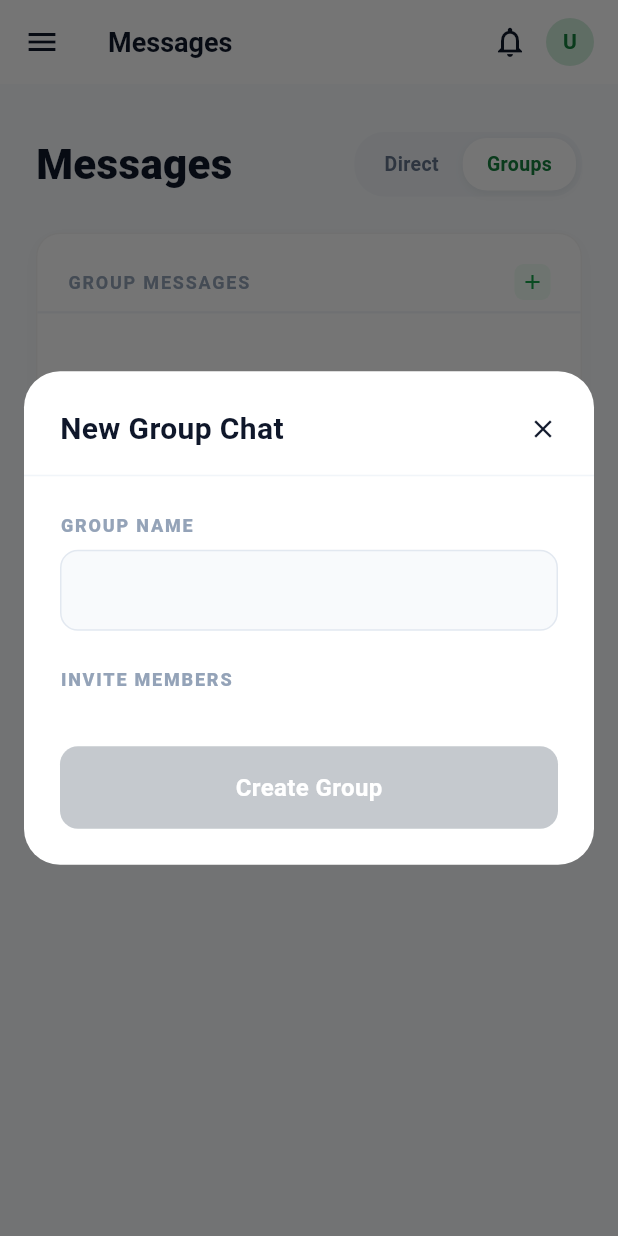
After one commit to amandasiriwardane/CO528_DECP_Platform, a Flutter app: the MessagesScreen screen opened directly, after a tap on "Groups", after a tap on the "add" icon, on a phone screen of 412 x 824 dp. The commit adds this screen. Run offline on Flutter 3.47's test engine with Material 3 defaults, Android fonts, the phone set to English and light mode, and no system bars; our stand-ins replace dio, flutter_secure_storage, image_picker; accounts and stored records are empty; network calls fail.

Commit message:
updated chats

```diff
--- a/decp_mobile/lib/features/messages/models/chat_message_model.dart
+++ b/decp_mobile/lib/features/messages/models/chat_message_model.dart
@@ -1,16 +1,18 @@
 class ChatMessageModel {
   final int id;
   final int senderId;
-  final int receiverId;
+  final int? receiverId;
   final String content;
   final DateTime createdAt;
+  final String? senderUsername;
 
   ChatMessageModel({
     required this.id,
     required this.senderId,
-    required this.receiverId,
+    this.receiverId,
     required this.content,
     required this.createdAt,
+    this.senderUsername,
   });
 
   factory ChatMessageModel.fromJson(Map<String, dynamic> json) {
@@ -20,6 +22,7 @@ class ChatMessageModel {
       receiverId: json['receiver_id'],
       content: json['content'] ?? '',
       createdAt: json['created_at'] != null ? DateTime.parse(json['created_at']).toLocal() : DateTime.now(),
+      senderUsername: json['sender_username'],
     );
   }
 }
--- /dev/null
+++ b/decp_mobile/lib/features/messages/models/message_group_model.dart
@@ -0,0 +1,16 @@
+class MessageGroupModel {
+  final int id;
+  final String name;
+
+  MessageGroupModel({
+    required this.id,
+    required this.name,
+  });
+
+  factory MessageGroupModel.fromJson(Map<String, dynamic> json) {
+    return MessageGroupModel(
+      id: json['id'],
+      name: json['name'] ?? 'Unnamed Group',
+    );
+  }
+}
--- a/decp_mobile/lib/features/messages/providers/messages_provider.dart
+++ b/decp_mobile/lib/features/messages/providers/messages_provider.dart
@@ -1,20 +1,24 @@
 import 'package:flutter/material.dart';
 import '../models/message_user_model.dart';
 import '../models/chat_message_model.dart';
+import '../models/message_group_model.dart';
 import '../../../core/network/api_client.dart';
 
 class MessagesProvider with ChangeNotifier {
   final ApiClient _apiClient;
 
   List<MessageUserModel> _users = [];
+  List<MessageGroupModel> _groups = [];
   List<ChatMessageModel> _activeChatMessages = [];
   bool _isLoading = false;
 
   MessagesProvider(this._apiClient) {
     fetchUsers();
+    fetchGroups();
   }
 
   List<MessageUserModel> get users => _users;
+  List<MessageGroupModel> get groups => _groups;
   List<ChatMessageModel> get activeChatMessages => _activeChatMessages;
   bool get isLoading => _isLoading;
 
@@ -29,6 +33,23 @@ class MessagesProvider with ChangeNotifier {
       }
     } catch (e) {
       debugPrint('Failed to fetch users: $e');
+    } finally {
+      _isLoading = false;
+      notifyListeners();
+    }
+  }
+
+  Future<void> fetchGroups() async {
+    _isLoading = true;
+    notifyListeners();
+    try {
+      final response = await _apiClient.dio.get('/users/groups');
+      if (response.statusCode == 200) {
+        final List<dynamic> data = response.data['groups'] ?? [];
+        _groups = data.map((json) => MessageGroupModel.fromJson(json)).toList();
+      }
+    } catch (e) {
+      debugPrint('Failed to fetch groups: $e');
     } finally {
       _isLoading = false;
       notifyListeners();
@@ -52,6 +73,23 @@ class MessagesProvider with ChangeNotifier {
     }
   }
 
+  Future<void> fetchGroupMessages(int groupId) async {
+    _isLoading = true;
+    notifyListeners();
+    try {
+      final response = await _apiClient.dio.get('/users/groups/$groupId/messages');
+      if (response.statusCode == 200) {
+        final List<dynamic> data = response.data['messages'] ?? [];
+        _activeChatMessages = data.map((json) => ChatMessageModel.fromJson(json)).toList();
+      }
+    } catch (e) {
+      debugPrint('Failed to fetch group messages: $e');
+    } finally {
+      _isLoading = false;
+      notifyListeners();
+    }
+  }
+
   Future<void> sendMessage(int receiverId, String content) async {
     try {
       final response = await _apiClient.dio.post('/users/messages', data: {
@@ -66,6 +104,33 @@ class MessagesProvider with ChangeNotifier {
     }
   }
 
+  Future<void> sendGroupMessage(int groupId, String content) async {
+    try {
+      final response = await _apiClient.dio.post('/users/groups/$groupId/messages', data: {
+        'content': content,
+      });
+      if (response.statusCode == 201) {
+        await fetchGroupMessages(groupId);
+      }
+    } catch (e) {
+      debugPrint('Failed to send group message: $e');
+    }
+  }
+
+  Future<void> createGroup(String name, List<int> memberIds) async {
+    try {
+      final response = await _apiClient.dio.post('/users/groups', data: {
+        'name': name,
+        'memberIds': memberIds,
+      });
+      if (response.statusCode == 201) {
+        await fetchGroups();
+      }
+    } catch (e) {
+      debugPrint('Failed to create group: $e');
+    }
+  }
+
   void clearActiveChat() {
     _activeChatMessages = [];
     notifyListeners();
--- a/decp_mobile/lib/features/messages/screens/messages_screen.dart
+++ b/decp_mobile/lib/features/messages/screens/messages_screen.dart
@@ -7,6 +7,7 @@ import '../../../shared/widgets/notifications_dialog.dart';
 import 'chat_screen.dart';
 import '../../profile/screens/profile_screen.dart';
 import '../providers/messages_provider.dart';
+import '../widgets/create_group_dialog.dart';
 
 class MessagesScreen extends StatefulWidget {
   const MessagesScreen({super.key});
@@ -23,6 +24,7 @@ class _MessagesScreenState extends State<MessagesScreen> {
     super.initState();
     WidgetsBinding.instance.addPostFrameCallback((_) {
       context.read<MessagesProvider>().fetchUsers();
+      context.read<MessagesProvider>().fetchGroups();
     });
   }
 
@@ -32,6 +34,7 @@ class _MessagesScreenState extends State<MessagesScreen> {
     final initials = (user?.username.isNotEmpty == true) ? user!.username[0].toUpperCase() : 'U';
     final provider = context.watch<MessagesProvider>();
     final users = provider.users;
+    final groups = provider.groups;
 
     return Scaffold(
       backgroundColor: AppColors.background,
@@ -150,7 +153,10 @@ class _MessagesScreenState extends State<MessagesScreen> {
                   children: [
                     Padding(
                       padding: const EdgeInsets.fromLTRB(20, 20, 20, 8),
-                      child: Text(
+                      child: Row(
+                        mainAxisAlignment: MainAxisAlignment.spaceBetween,
+                        children: [
+                          Text(
                             isDirect ? 'DIRECT MESSAGES' : 'GROUP MESSAGES',
                             style: const TextStyle(
                               fontSize: 12,
@@ -159,6 +165,22 @@ class _MessagesScreenState extends State<MessagesScreen> {
                               letterSpacing: 1.2,
                             ),
                           ),
+                          if (!isDirect)
+                            GestureDetector(
+                              onTap: () {
+                                showDialog(context: context, builder: (_) => const CreateGroupDialog());
+                              },
+                              child: Container(
+                                padding: const EdgeInsets.all(4),
+                                decoration: BoxDecoration(
+                                  color: const Color(0xFFF0FDF4), // green-50
+                                  borderRadius: BorderRadius.circular(6),
+                                ),
+                                child: const Icon(Icons.add, size: 16, color: Color(0xFF16A34A)), // green-600
+                              ),
+                            ),
+                        ],
+                      ),
                     ),
                     const Divider(color: Color(0xFFF1F5F9), thickness: 1.5, height: 1), // slate-100
                     provider.isLoading
@@ -166,9 +188,10 @@ class _MessagesScreenState extends State<MessagesScreen> {
                       : ListView.separated(
                       shrinkWrap: true,
                       physics: const NeverScrollableScrollPhysics(),
-                      itemCount: isDirect ? users.length : 0,
+                      itemCount: isDirect ? users.length : groups.length,
                       separatorBuilder: (context, index) => const Divider(color: Color(0xFFF1F5F9), thickness: 1, height: 1),
                       itemBuilder: (context, index) {
+                        if (isDirect) {
                           final chatUser = users[index];
                           final initial = chatUser.firstName.isNotEmpty ? chatUser.firstName[0].toString().toUpperCase() : chatUser.username[0].toString().toUpperCase();
                           final displayName = chatUser.firstName.isNotEmpty ? '${chatUser.firstName} ${chatUser.lastName}' : chatUser.username;
@@ -196,12 +219,45 @@ class _MessagesScreenState extends State<MessagesScreen> {
                                 userName: displayName,
                                 role: chatUser.role,
                                 initial: initial,
+                                isGroup: false,
                               )));
                             },
                           );
+                        } else {
+                          final group = groups[index];
+                          final initial = group.name.isNotEmpty ? group.name[0].toUpperCase() : 'G';
+                          return ListTile(
+                            contentPadding: const EdgeInsets.symmetric(horizontal: 20, vertical: 8),
+                            leading: CircleAvatar(
+                              radius: 22,
+                              backgroundColor: AppColors.primary.withOpacity(0.15),
+                              child: Text(
+                                initial,
+                                style: const TextStyle(fontWeight: FontWeight.bold, color: AppColors.primaryDark, fontSize: 16),
+                              ),
+                            ),
+                            title: Text(
+                              group.name,
+                              style: const TextStyle(fontWeight: FontWeight.bold, fontSize: 15, color: Color(0xFF0F172A)),
+                            ),
+                            subtitle: const Text(
+                              'Active Group',
+                              style: TextStyle(fontSize: 13, color: Color(0xFF64748B)),
+                            ),
+                            onTap: () {
+                              Navigator.push(context, MaterialPageRoute(builder: (_) => ChatScreen(
+                                userId: group.id,
+                                userName: group.name,
+                                role: 'Group Chat',
+                                initial: initial,
+                                isGroup: true,
+                              )));
+                            },
+                          );
+                        }
                       },
                     ),
-                    if (!isDirect)
+                    if (!isDirect && groups.isEmpty && !provider.isLoading)
                       const Padding(
                         padding: EdgeInsets.all(40.0),
                         child: Center(
--- /dev/null
+++ b/decp_mobile/lib/features/messages/widgets/create_group_dialog.dart
@@ -0,0 +1,161 @@
+import 'package:flutter/material.dart';
+import 'package:provider/provider.dart';
+import '../providers/messages_provider.dart';
+import '../../../core/constants/app_colors.dart';
+
+class CreateGroupDialog extends StatefulWidget {
+  const CreateGroupDialog({super.key});
+
+  @override
+  State<CreateGroupDialog> createState() => _CreateGroupDialogState();
+}
+
+class _CreateGroupDialogState extends State<CreateGroupDialog> {
+  final TextEditingController _nameController = TextEditingController();
+  final Set<int> _selectedMembers = {};
+
+  @override
+  void dispose() {
+    _nameController.dispose();
+    super.dispose();
+  }
+
+  void _createGroup() {
+    final name = _nameController.text.trim();
+    if (name.isEmpty || _selectedMembers.isEmpty) return;
+
+    context.read<MessagesProvider>().createGroup(name, _selectedMembers.toList());
+    Navigator.pop(context);
+  }
+
+  @override
+  Widget build(BuildContext context) {
+    final users = context.watch<MessagesProvider>().users;
+    final isButtonEnabled = _nameController.text.trim().isNotEmpty && _selectedMembers.isNotEmpty;
+
+    return Dialog(
+      shape: RoundedRectangleBorder(borderRadius: BorderRadius.circular(24)),
+      backgroundColor: Colors.white,
+      insetPadding: const EdgeInsets.all(16),
+      child: Container(
+        width: double.infinity,
+        constraints: const BoxConstraints(maxHeight: 600),
+        child: Column(
+          mainAxisSize: MainAxisSize.min,
+          crossAxisAlignment: CrossAxisAlignment.stretch,
+          children: [
+            Padding(
+              padding: const EdgeInsets.fromLTRB(24, 24, 24, 16),
+              child: Row(
+                mainAxisAlignment: MainAxisAlignment.spaceBetween,
+                children: [
+                  const Text(
+                    'New Group Chat',
+                    style: TextStyle(fontSize: 20, fontWeight: FontWeight.bold, color: Color(0xFF0F172A)),
+                  ),
+                  GestureDetector(
+                    onTap: () => Navigator.pop(context),
+                    child: const Icon(Icons.close, color: Color(0xFF0F172A), size: 20),
+                  )
+                ],
+              ),
+            ),
+            const Divider(height: 1, thickness: 1, color: Color(0xFFF1F5F9)),
+            Flexible(
+              child: ListView(
+                shrinkWrap: true,
+                padding: const EdgeInsets.all(24),
+                children: [
+                  const Text('GROUP NAME', style: TextStyle(fontSize: 12, fontWeight: FontWeight.w900, color: Color(0xFF94A3B8), letterSpacing: 1.2)),
+                  const SizedBox(height: 8),
+                  Container(
+                    decoration: BoxDecoration(
+                      color: const Color(0xFFF8FAFC),
+                      borderRadius: BorderRadius.circular(12),
+                      border: Border.all(color: const Color(0xFFE2E8F0)),
+                    ),
+                    child: TextField(
+                      controller: _nameController,
+                      onChanged: (_) => setState(() {}),
+                      decoration: const InputDecoration(
+                        border: InputBorder.none,
+                        contentPadding: EdgeInsets.symmetric(horizontal: 16, vertical: 14),
+                      ),
+                    ),
+                  ),
+                  const SizedBox(height: 24),
+                  const Text('INVITE MEMBERS', style: TextStyle(fontSize: 12, fontWeight: FontWeight.w900, color: Color(0xFF94A3B8), letterSpacing: 1.2)),
+                  const SizedBox(height: 12),
+                  ...users.map((user) {
+                    final isSelected = _selectedMembers.contains(user.id);
+                    return GestureDetector(
+                      onTap: () {
+                        setState(() {
+                          if (isSelected) {
+                            _selectedMembers.remove(user.id);
+                          } else {
+                            _selectedMembers.add(user.id);
+                          }
+                        });
+                      },
+                      child: Container(
+                        margin: const EdgeInsets.only(bottom: 8),
+                        padding: const EdgeInsets.symmetric(horizontal: 16, vertical: 12),
+                        decoration: BoxDecoration(
+                          color: Colors.white,
+                          borderRadius: BorderRadius.circular(12),
+                          border: Border.all(color: const Color(0xFF334155)),
+                        ),
+                        child: Row(
+                          children: [
+                            Container(
+                              width: 20,
+                              height: 20,
+                              decoration: BoxDecoration(
+                                borderRadius: BorderRadius.circular(4),
+                                border: Border.all(color: isSelected ? const Color(0xFF4F46E5) : const Color(0xFF94A3B8), width: 1.5),
+                                color: isSelected ? const Color(0xFF4F46E5) : Colors.transparent,
+                              ),
+                              child: isSelected ? const Icon(Icons.check, size: 14, color: Colors.white) : null,
+                            ),
+                            const SizedBox(width: 16),
+                            Expanded(
+                              child: Text(
+                                '${user.firstName.isNotEmpty ? user.firstName : user.username} (${user.role})',
+                                style: const TextStyle(fontWeight: FontWeight.w600, fontSize: 14, color: Color(0xFF334155)),
+                              ),
+                            ),
+                          ],
+                        ),
+                      ),
+                    );
+                  }),
+                ],
+              ),
+            ),
+            Padding(
+              padding: const EdgeInsets.fromLTRB(24, 0, 24, 24),
+              child: GestureDetector(
+                onTap: isButtonEnabled ? _createGroup : null,
+                child: Container(
+                  width: double.infinity,
+                  padding: const EdgeInsets.symmetric(vertical: 16),
+                  decoration: BoxDecoration(
+                    color: isButtonEnabled ? const Color(0xFF8B949E) : const Color(0xFF8B949E).withOpacity(0.5),
+                    borderRadius: BorderRadius.circular(12),
+                  ),
+                  child: const Center(
+                    child: Text(
+                      'Create Group',
+                      style: TextStyle(color: Colors.white, fontWeight: FontWeight.bold, fontSize: 16),
+                    ),
+                  ),
+                ),
+              ),
+            )
+          ],
+        ),
+      ),
+    );
+  }
+}
```
Also changed, not shown: decp_mobile/lib/features/messages/screens/chat_screen.dart (+23 -5 lines). Lines whose indentation alone changed are shown as unchanged.
